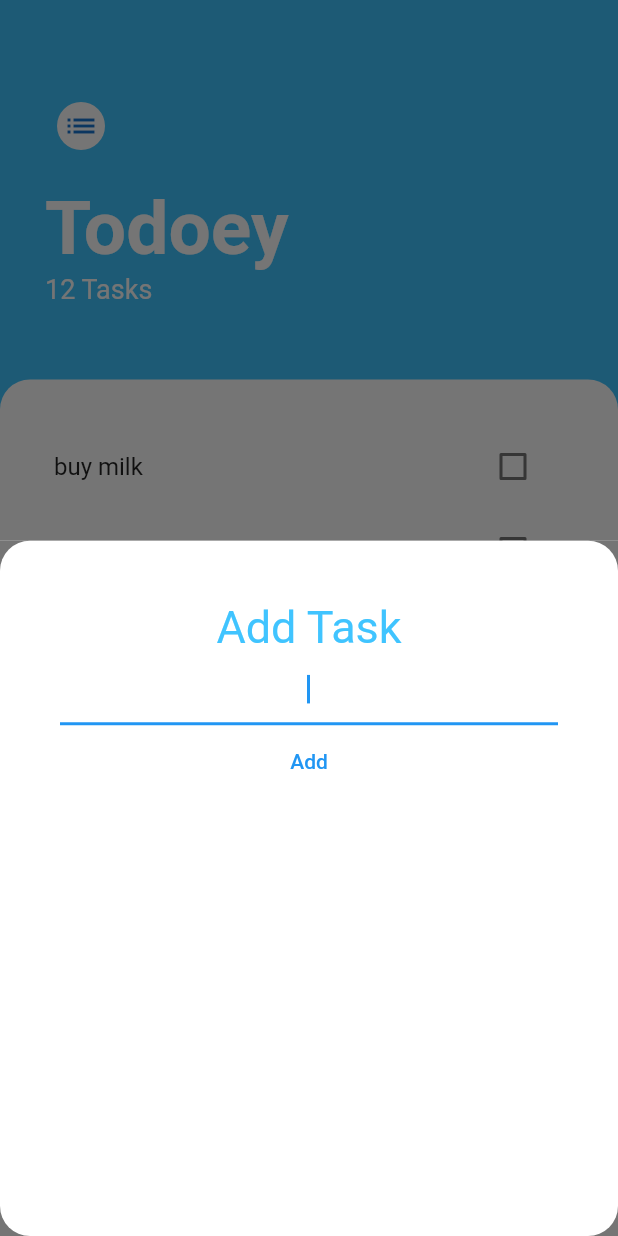
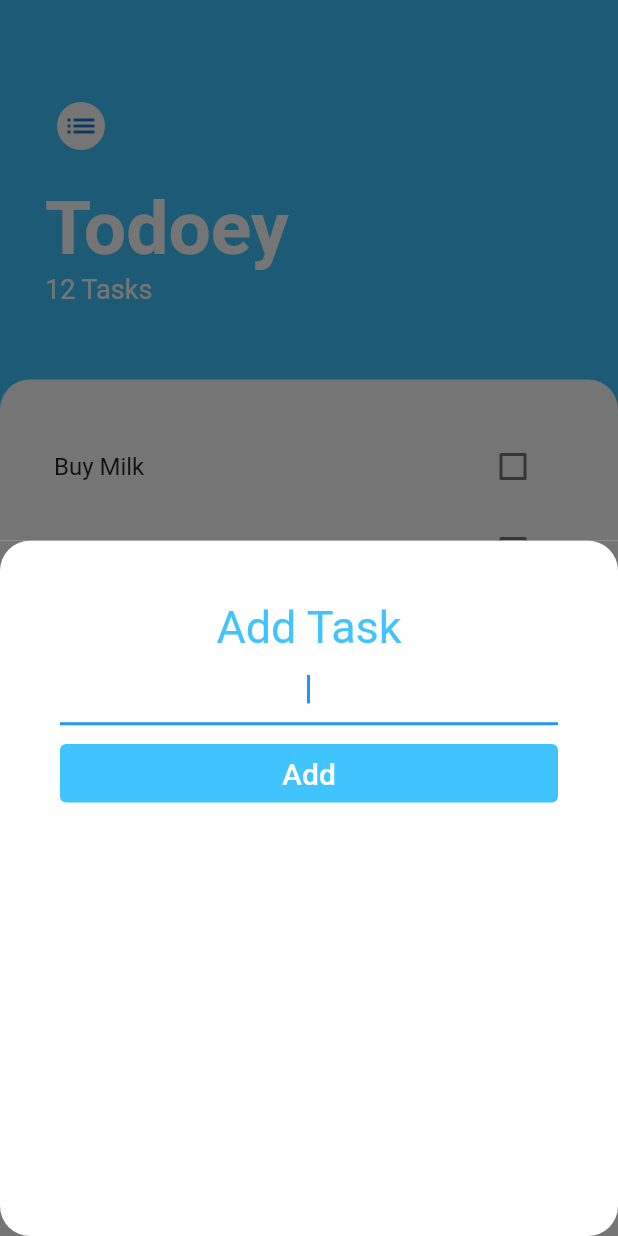
Before and after one commit to master-8702/flutter_todoey, a Flutter app: the screen it shows after launch, after a tap on the "add" icon, on a phone screen of 412 x 824 dp. Run offline on Flutter 3.47's test engine with Material 2 defaults, Android fonts, the phone set to English and light mode, and no system bars.

Commit message:
adding listView Builder to the task list Done

```diff
--- a/lib/components/task_list.dart
+++ b/lib/components/task_list.dart
@@ -1,18 +1,35 @@
 import 'package:flutter/material.dart';
 
+import '../models/task.dart';
 import 'task_tile.dart';
 
-class TaskList extends StatelessWidget {
+class TaskList extends StatefulWidget {
+  @override
+  State<TaskList> createState() => _TaskListState();
+}
+
+class _TaskListState extends State<TaskList> {
+  List<Task> tasks = [
+    Task(taskName: "Buy Milk"),
+    Task(taskName: "Buy Fruit"),
+    Task(taskName: "Buy Bread"),
+  ];
+
   @override
   Widget build(BuildContext context) {
-    return ListView(
-      children: [
-        TaskTile(taskName: 'buy milk'),
-        TaskTile(
-          taskName: 'buy egg',
-        ),
-        TaskTile(taskName: 'buy detergent'),
-      ],
+    return ListView.builder(
+      itemBuilder: (context, index) {
+        return TaskTile(
+          taskName: tasks[index].taskName,
+          isChecked: tasks[index].isDone,
+          checkboxCallback: (checkboxState) {
+            setState(() {
+              tasks[index].toggleDone();
+            });
+          },
+        );
+      },
+      itemCount: tasks.length,
     );
   }
 }
--- a/lib/components/task_tile.dart
+++ b/lib/components/task_tile.dart
@@ -1,49 +1,27 @@
 import 'package:flutter/material.dart';
 
-class TaskTile extends StatefulWidget {
-  @override
-  State<TaskTile> createState() => _TaskTileState();
+class TaskTile extends StatelessWidget {
+  final String taskName;
+  final bool isChecked;
+  final Function(bool?) checkboxCallback;
 
-  String taskName;
-  TaskTile({required this.taskName});
-}
-
-class _TaskTileState extends State<TaskTile> {
-  bool isChecked = false;
-
-  //the callback method that we will call inside Task checkbox
-  void toggleCheckBox(bool? newState) {
-    setState(() {
-      isChecked = newState!;
-    });
-  }
+  TaskTile(
+      {required this.taskName,
+      required this.isChecked,
+      required this.checkboxCallback});
 
   @override
   Widget build(BuildContext context) {
     return ListTile(
       title: Text(
-        widget.taskName,
+        taskName,
         style: TextStyle(
             decoration: isChecked ? TextDecoration.lineThrough : null),
       ),
-      trailing: TaskCheckBox(
-        checkBoxState: isChecked,
-        checkBoxToggler: toggleCheckBox,
+      trailing: Checkbox(
+        onChanged: checkboxCallback,
+        value: isChecked,
       ),
     );
   }
 }
-
-class TaskCheckBox extends StatelessWidget {
-  final bool checkBoxState;
-  final Function(bool?) checkBoxToggler;
-  TaskCheckBox({required this.checkBoxState, required this.checkBoxToggler});
-
-  @override
-  Widget build(BuildContext context) {
-    return Checkbox(
-      value: checkBoxState,
-      onChanged: checkBoxToggler,
-    );
-  }
-}
--- /dev/null
+++ b/lib/models/task.dart
@@ -0,0 +1,10 @@
+class Task {
+  late String taskName;
+  late bool isDone;
+
+  Task({required this.taskName, this.isDone = false});
+
+  void toggleDone() {
+    isDone = !isDone;
+  }
+}
--- a/lib/screens/add_task_screen.dart
+++ b/lib/screens/add_task_screen.dart
@@ -4,7 +4,7 @@ class AddTaskScreen extends StatelessWidget {
   @override
   Widget build(BuildContext context) {
     return Container(
-      color: Color(0xff757575),
+      color: const Color(0xff757575),
       child: Container(
         decoration: const BoxDecoration(
           color: Colors.white,
@@ -15,19 +15,30 @@ class AddTaskScreen extends StatelessWidget {
         child: Padding(
           padding: const EdgeInsets.all(40.0),
           child: Column(
+            crossAxisAlignment: CrossAxisAlignment.stretch,
             children: [
               const Text(
                 "Add Task",
+                textAlign: TextAlign.center,
                 style: TextStyle(fontSize: 30, color: Colors.lightBlueAccent),
               ),
               TextFormField(
                 textAlign: TextAlign.center,
                 autofocus: true,
               ),
+              const SizedBox(
+                height: 8,
+              ),
               TextButton(
                 onPressed: () {},
-                child: Text("Add"),
-                style: ButtonStyle(),
+                style: ButtonStyle(
+                  backgroundColor:
+                      MaterialStateProperty.all(Colors.lightBlueAccent),
+                ),
+                child: const Text(
+                  "Add",
+                  style: TextStyle(color: Colors.white, fontSize: 20),
+                ),
               )
             ],
           ),
```
